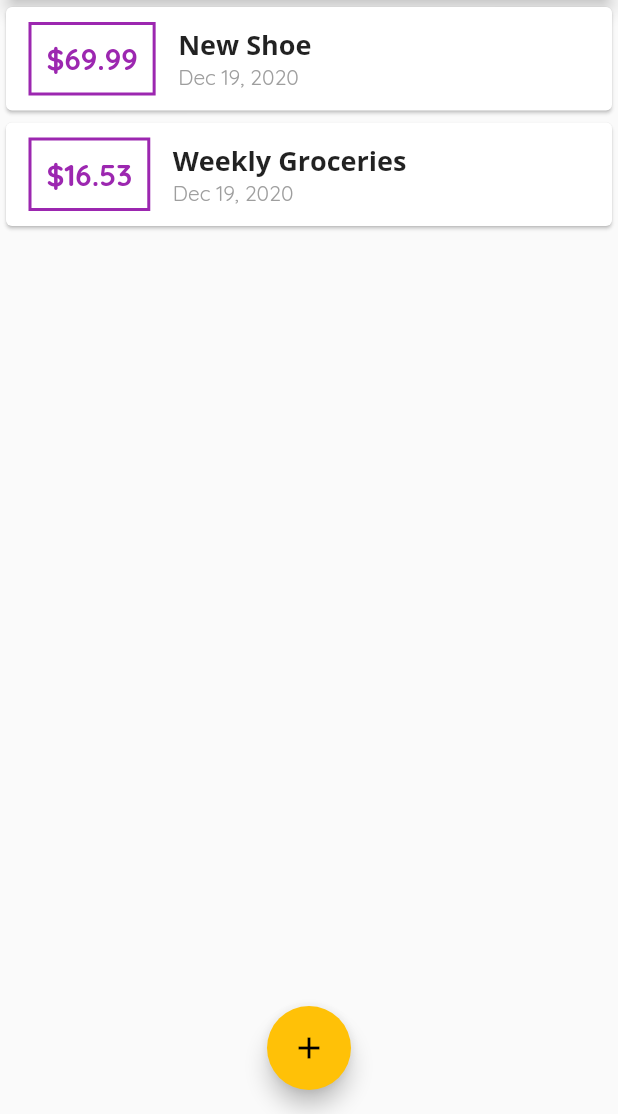
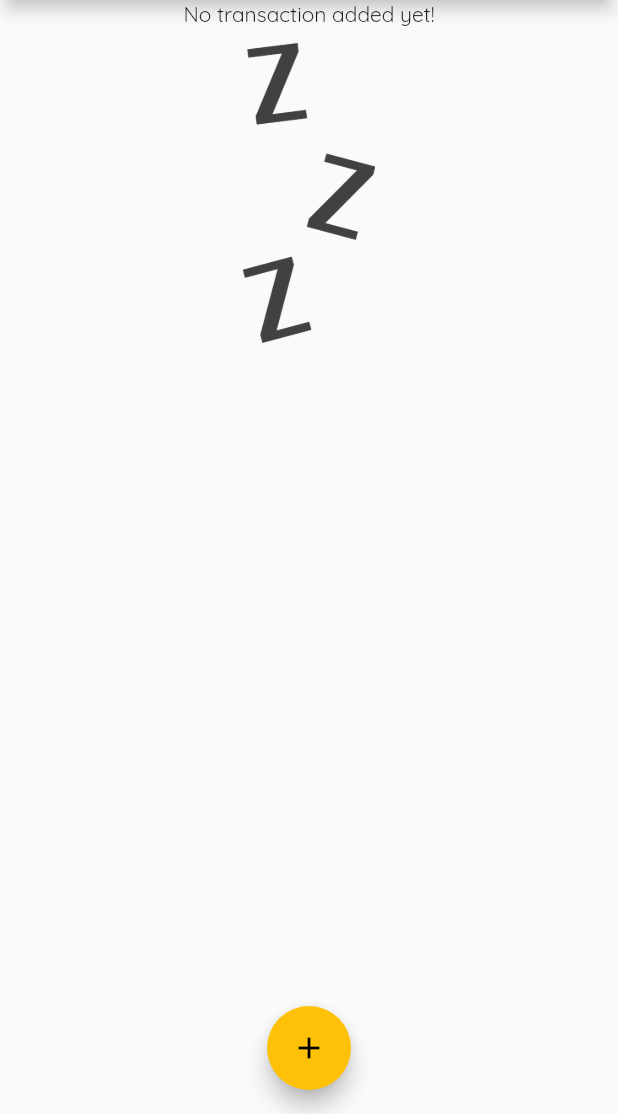
Before and after one commit to longdx304/expense_tracker, a Flutter app: the screen it shows after launch, on a phone screen of 412 x 824 dp, the part 122-1236 px from its top. Run offline on Flutter 3.47's test engine with Material 2 defaults, Android fonts, the phone set to English and light mode, and no system bars.

Commit message:
show no transaction image when there are no transaction

```diff
--- a/lib/main.dart
+++ b/lib/main.dart
@@ -46,7 +46,7 @@ class MyHomePage extends StatefulWidget {
 
 class _MyHomePageState extends State<MyHomePage> {
   final List<Transaction> _userTransactions = [
-    Transaction(
+    /* Transaction(
       id: 't1',
       title: 'New Shoe',
       amount: 69.99,
@@ -57,7 +57,7 @@ class _MyHomePageState extends State<MyHomePage> {
       title: 'Weekly Groceries',
       amount: 16.53,
       date: DateTime.now(),
-    ),
+    ), */
   ];
 
   void _addNewTransaction({String title, double amount}) {
--- a/lib/widgets/transaction_list.dart
+++ b/lib/widgets/transaction_list.dart
@@ -12,7 +12,23 @@ class TransactionList extends StatelessWidget {
   Widget build(BuildContext context) {
     return Container(
       height: 300,
-      child: ListView.builder(
+      child: transactions.isEmpty
+          ? Column(
+              children: [
+                Text("No transaction added yet!"),
+                SizedBox(
+                  height: 10,
+                ),
+                Container(
+                  height: 200,
+                  child: Image.asset(
+                    'assets/images/waiting.png',
+                    fit: BoxFit.cover,
+                  ),
+                ),
+              ],
+            )
+          : ListView.builder(
               itemCount: transactions.length,
               itemBuilder: (BuildContext context, int index) {
                 return Card(
--- a/pubspec.yaml
+++ b/pubspec.yaml
@@ -46,8 +46,8 @@ flutter:
   uses-material-design: true
 
   # To add assets to your application, add an assets section, like this:
-  # assets:
-  #   - images/a_dot_burr.jpeg
+  assets:
+    - assets/images/waiting.png
   #   - images/a_dot_ham.jpeg
 
   # An image asset can refer to one or more resolution-specific "variants", see
```
Also changed, not shown: assets/images/waiting.png (added). Lines whose indentation alone changed are shown as unchanged.
